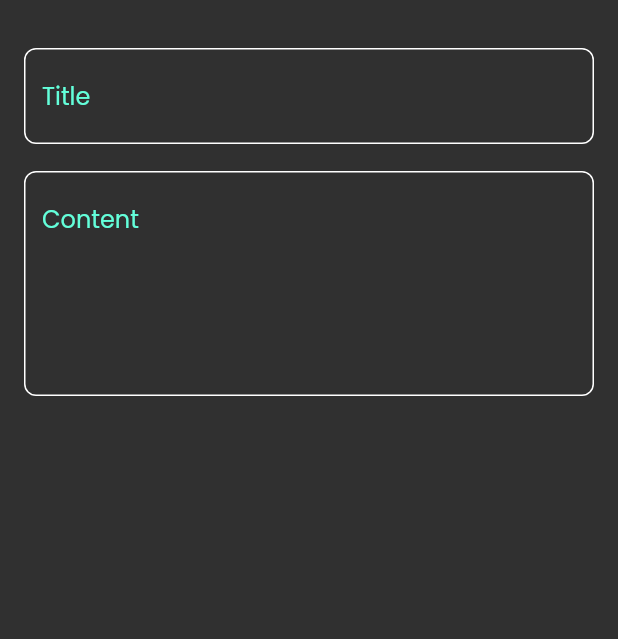
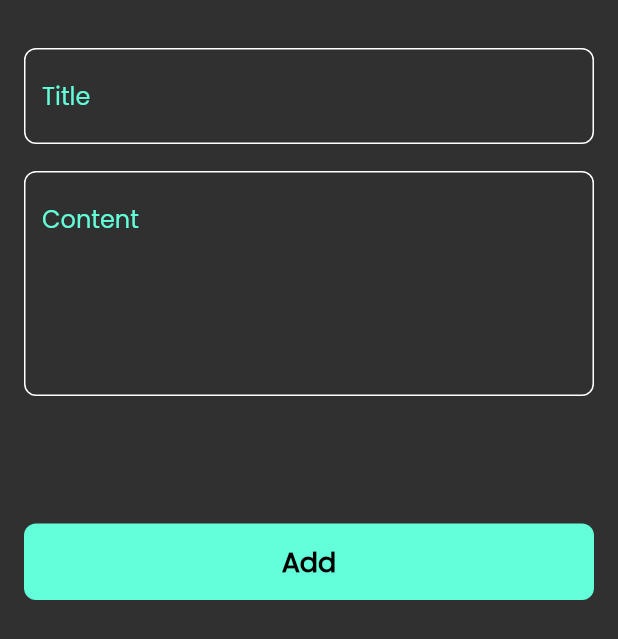
Before and after one commit to tarek-binselm/notes_app, a Flutter app: the AddNoteButtonSheet widget shown alone on an empty page, opened directly, on a phone screen of 412 x 824 dp. Shown: the top 639 px of the screen. Run offline on Flutter 3.47's test engine with Material 2 defaults, Android fonts, the phone set to English and light mode, and no system bars.

Commit message:
add custom button and finish notes bottom sheet

```diff
--- a/lib/widgets/add_note_bottom_sheet.dart
+++ b/lib/widgets/add_note_bottom_sheet.dart
@@ -1,4 +1,5 @@
 import 'package:flutter/material.dart';
+import 'package:notes_app/widgets/custom_button.dart';
 import 'package:notes_app/widgets/custom_text_field.dart';
 
 class AddNoteButtonSheet extends StatelessWidget {
@@ -8,6 +9,7 @@ class AddNoteButtonSheet extends StatelessWidget {
   Widget build(BuildContext context) {
     return const Padding(
       padding: EdgeInsets.symmetric(horizontal: 16),
+      child: SingleChildScrollView(
         child: Column(
           children: [
             SizedBox(
@@ -21,10 +23,17 @@ class AddNoteButtonSheet extends StatelessWidget {
             ),
             CustomTextField(
               hint: 'Content',
-
               maxLines: 5,
             ),
+            SizedBox(
+              height: 85,
+            ),
+            Padding(
+              padding: EdgeInsets.only(bottom: 32),
+              child: CustomButton(),
+            ),
           ],
+        ),
       ),
     );
   }
--- /dev/null
+++ b/lib/widgets/custom_button.dart
@@ -0,0 +1,30 @@
+
+import 'package:flutter/material.dart';
+import 'package:notes_app/constants.dart';
+
+class CustomButton extends StatelessWidget {
+  const CustomButton({super.key});
+
+  @override
+  Widget build(BuildContext context) {
+    return Container(
+      alignment: Alignment.center,
+      width: MediaQuery.of(context).size.width,
+      decoration: BoxDecoration(
+        borderRadius: BorderRadius.circular(8),
+        color: const Color(kPrimaryColor),
+      ),
+      child: const Padding(
+        padding: EdgeInsets.symmetric(vertical: 12),
+        child: Text(
+          'Add',
+          style: TextStyle(
+            color: Colors.black,
+            fontSize: 18,
+            fontWeight: FontWeight.bold,
+          ),
+        ),
+      ),
+    );
+  }
+}
```
Lines whose indentation alone changed are shown as unchanged.
